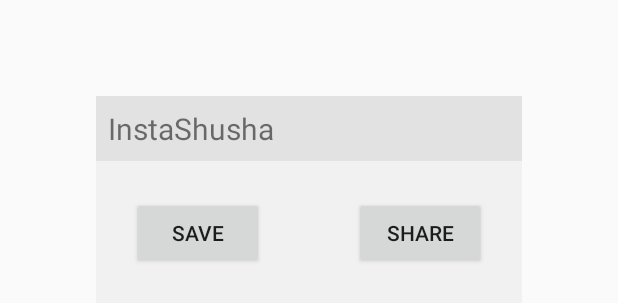
After one commit to FrankCharlz/Instashusha, an Android app: the layout service_pop_up.xml on its own in the app's theme, with its tools: preview values and no code run, on a phone screen of 412 x 824 dp. The commit adds this screen. Shown: the top 303 px of the screen. Run offline under Robolectric (Android 15) with nearby library versions, the phone set to English and light mode, and no system bars.

Commit message:
In Musoma.

```diff
--- /dev/null
+++ b/app/src/main/res/layout/service_pop_up.xml
@@ -0,0 +1,46 @@
+<?xml version="1.0" encoding="utf-8"?>
+<RelativeLayout
+    xmlns:android="http://schemas.android.com/apk/res/android"
+    android:layout_width="match_parent"
+    android:minHeight="240dp"
+    android:id="@+id/popup_container"
+    android:layout_height="wrap_content"
+    android:layout_margin="@dimen/margin.popup"
+    android:background="@color/grey.white.lighter">
+
+    <!-- title -->
+    <TextView
+        android:id="@+id/popup_title"
+        android:layout_width="match_parent"
+        android:layout_height="wrap_content"
+        android:layout_alignParentLeft="true"
+        android:layout_alignParentTop="true"
+        android:background="@color/grey.white"
+
+        android:gravity="left|center_vertical"
+        android:padding="@dimen/padding.top.bottom.toolbar"
+        android:textSize="@dimen/text.size.toolbar"
+
+        android:text="@string/app_name"
+        />
+
+    <Button
+        android:layout_width="wrap_content"
+        android:layout_height="wrap_content"
+        android:text="SAVE"
+        android:id="@+id/button"
+        android:layout_margin="24dp"
+        android:layout_below="@id/popup_title"
+        android:layout_alignParentLeft="true" />
+
+    <Button
+        android:layout_width="wrap_content"
+        android:layout_height="wrap_content"
+        android:text="SHARE"
+        android:id="@+id/button2"
+        android:layout_margin="24dp"
+        android:layout_below="@id/popup_title"
+        android:layout_alignParentRight="true" />
+
+
+</RelativeLayout>
--- a/app/src/main/res/values-normal/dimens.xml
+++ b/app/src/main/res/values-normal/dimens.xml
@@ -1,8 +1,8 @@
 <resources>
-    <dimen name="padding.top.bottom">7dp</dimen>
+    <dimen name="padding.top.bottom">6dp</dimen>
     <dimen name="padding.left.right">12dp</dimen>
 
-    <dimen name="padding.top.bottom.toolbar">7dp</dimen>
+    <dimen name="padding.top.bottom.toolbar">8dp</dimen>
 
     <dimen name="radius.small">2dp</dimen>
     <dimen name="radius.card">5dp</dimen>
@@ -18,4 +18,6 @@
 
     <dimen name="space.from.top">96dp</dimen>
 
+    <dimen name="margin.popup">64dp</dimen>
+
 </resources>
--- a/app/src/main/res/values/colors.xml
+++ b/app/src/main/res/values/colors.xml
@@ -9,6 +9,7 @@
     <color name="black.alpha">#63000000</color>
 
     <color name="transparent">#00ffffff</color>
+    <color name="grey.white.lighter">#f1f1f1</color>
     <color name="grey.white">#e2e2e2</color>
     <color name="grey">#908e8989</color>
 
```
Also changed, not shown: app/src/main/java/com/mj/instashusha/activities/MainActivity.java (+10 -4 lines), app/src/main/java/com/mj/instashusha/services/PopUpService.java (+94 -21 lines), 1 other file.
